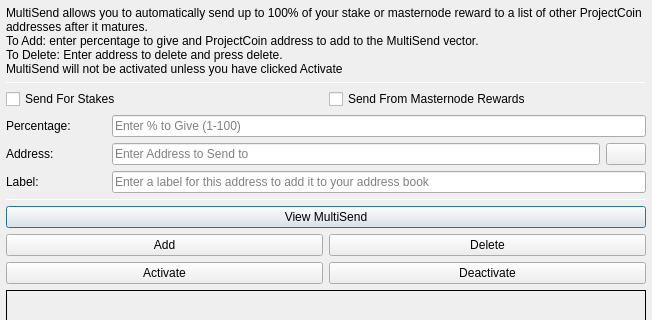
This is src/qt/forms/multisenddialog.ui in nscoins/nscoincore as Qt 5 draws it before an edit; both pictures show x 0 to 652 and y 0 to 320 of the 652 by 462 pixel window. The edited form follows.
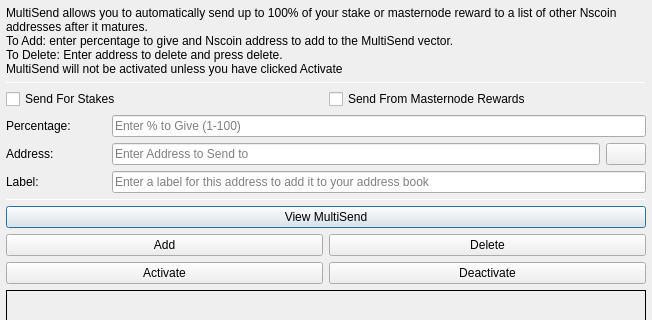
This is the edited form. Icons and pictures are not drawn.

```diff
--- a/src/qt/forms/multisenddialog.ui
+++ b/src/qt/forms/multisenddialog.ui
@@ -37,8 +37,8 @@
         <number>1</number>
        </property>
        <property name="text">
-        <string>MultiSend allows you to automatically send up to 100% of your stake or masternode reward to a list of other ProjectCoin addresses after it matures.
-To Add: enter percentage to give and ProjectCoin address to add to the MultiSend vector.
+        <string>MultiSend allows you to automatically send up to 100% of your stake or masternode reward to a list of other Nscoin addresses after it matures.
+To Add: enter percentage to give and Nscoin address to add to the MultiSend vector.
 To Delete: Enter address to delete and press delete.
 MultiSend will not be activated unless you have clicked Activate</string>
        </property>
```
Left out of the diff: 4 changed lines with no effect on the pictures.
